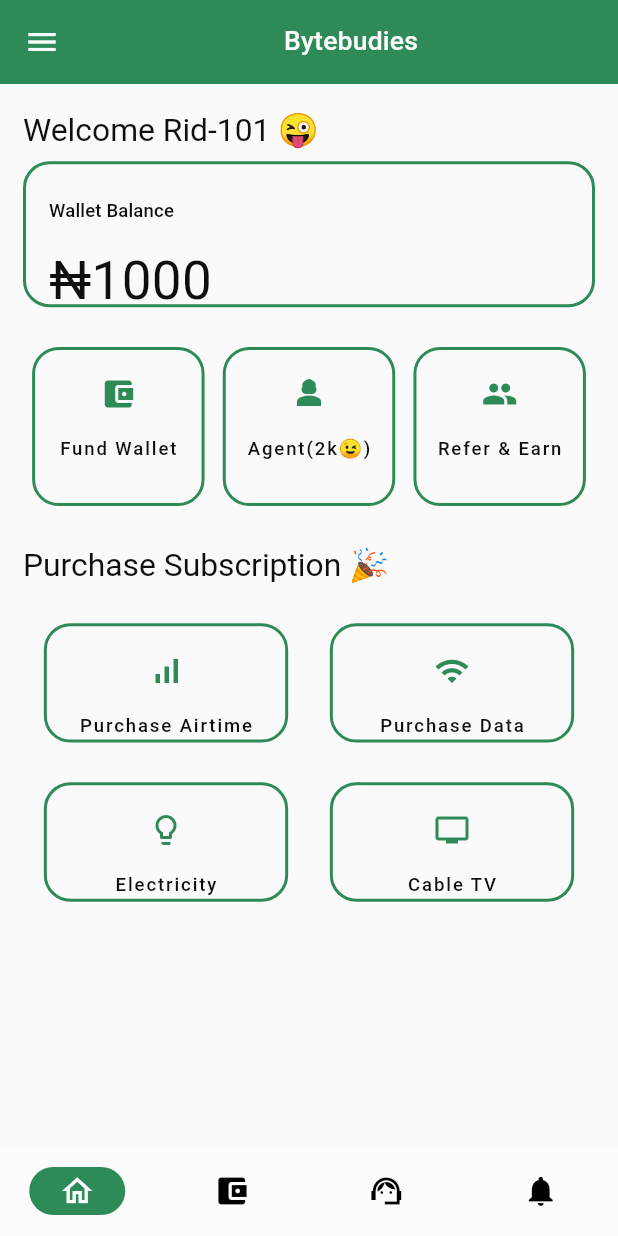
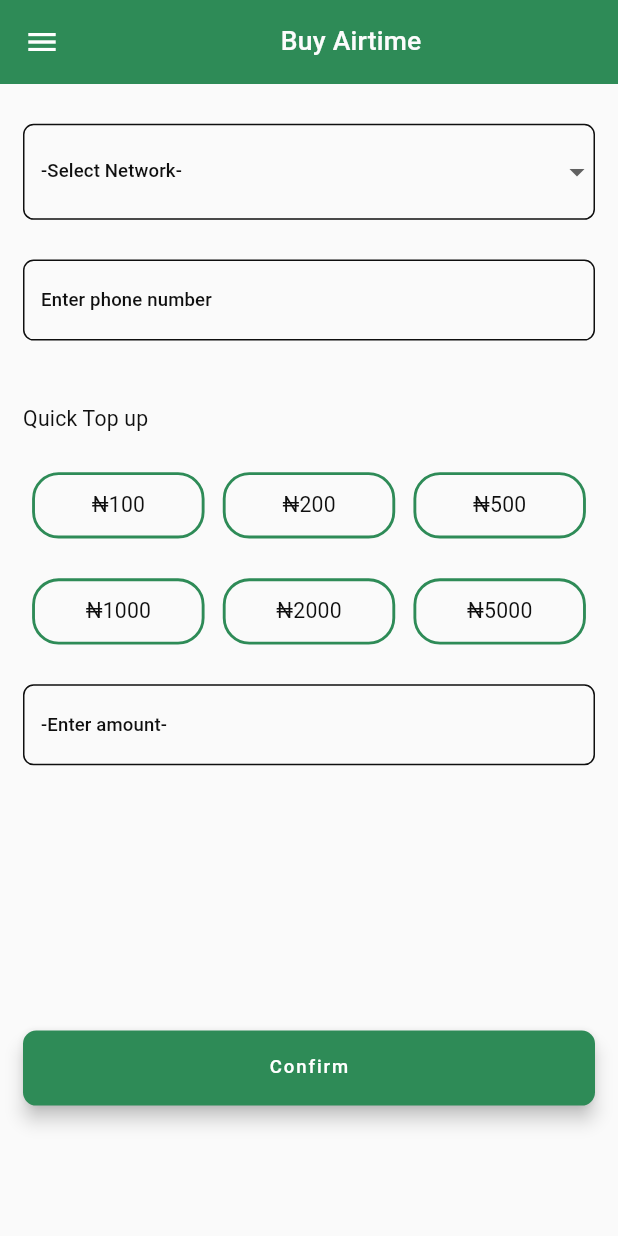
Before and after one commit to ridwan-101/bytebuddies, a Flutter app: the screen it shows after launch, after a tap on "Purchase Airtime", on a phone screen of 412 x 824 dp. Run offline on Flutter 3.47's test engine with Material 2 defaults, Android fonts, the phone set to English and light mode, and no system bars; our stand-ins replace flutter_screenutil.

Commit message:
airtime purchase

```diff
--- /dev/null
+++ b/lib/ui/views/airtime purchase/airtime_purchase_view.dart
@@ -0,0 +1,164 @@
+import 'package:bytebuddies/ui/common/app_colors.dart';
+import 'package:bytebuddies/ui/common/ui_helpers.dart';
+import 'package:bytebuddies/ui/extensions/palette.dart';
+import 'package:bytebuddies/ui/views/airtime%20purchase/widget/quick_topup.dart';
+import 'package:bytebuddies/ui/views/nav%20bar/navbar.dart';
+import 'package:flutter/material.dart';
+import 'package:flutter_screenutil/flutter_screenutil.dart';
+
+class AirtimePurchaseView extends StatefulWidget {
+  const AirtimePurchaseView({super.key});
+
+  @override
+  State<AirtimePurchaseView> createState() => _AirtimePurchaseViewState();
+}
+
+class _AirtimePurchaseViewState extends State<AirtimePurchaseView> {
+  var _value = "-1";
+  @override
+  Widget build(BuildContext context) {
+    ThemeData theme = Theme.of(context);
+    Palette? palette = theme.extension<Palette>();
+    return Scaffold(
+      drawer: const NavBar(),
+      appBar: AppBar(
+        elevation: 0,
+        backgroundColor: AppColors.seaGreen,
+        title: Center(
+          child: Text(
+            'Buy Airtime',
+            style: TextStyle(
+              color: AppColors.white,
+            ),
+          ),
+        ),
+      ),
+      body: SafeArea(
+          child: ListView(
+        padding: EdgeInsets.symmetric(
+          horizontal: sidePadding,
+        ),
+        children: [
+          Column(
+            children: [
+              SizedBox(height: 30.h),
+              DropdownButtonFormField(
+                  borderRadius: BorderRadius.circular(8.r),
+                  decoration: InputDecoration(
+                      enabledBorder: OutlineInputBorder(
+                          borderSide: BorderSide(color: AppColors.black),
+                          borderRadius: BorderRadius.circular(8.r)),
+                      focusedBorder: OutlineInputBorder(
+                          borderSide: BorderSide(color: AppColors.black),
+                          borderRadius: BorderRadius.circular(8.r))),
+                  value: _value,
+                  items: [
+                    DropdownMenuItem(
+                      value: '-1',
+                      child: Text(
+                        '-Select Network-',
+                        style: theme.textTheme.titleSmall?.copyWith(
+                          color: AppColors.black,
+                        ),
+                      ),
+                    ),
+                    DropdownMenuItem(
+                      value: '-2',
+                      child: Text(
+                        'MTN',
+                        style: theme.textTheme.titleSmall?.copyWith(
+                          color: AppColors.black,
+                        ),
+                      ),
+                    ),
+                    DropdownMenuItem(
+                      value: '-3',
+                      child: Text(
+                        'AIRTEL',
+                        style: theme.textTheme.titleSmall?.copyWith(
+                          color: AppColors.black,
+                        ),
+                      ),
+                    ),
+                    DropdownMenuItem(
+                      value: '-4',
+                      child: Text(
+                        '9MOBILE',
+                        style: theme.textTheme.titleSmall?.copyWith(
+                          color: AppColors.black,
+                        ),
+                      ),
+                    ),
+                    DropdownMenuItem(
+                      value: '-5',
+                      child: Text(
+                        'GLO',
+                        style: theme.textTheme.titleSmall?.copyWith(
+                          color: AppColors.black,
+                        ),
+                      ),
+                    ),
+                  ],
+                  onChanged: (V) {}),
+              SizedBox(height: 30.h),
+              TextFormField(
+                  decoration: InputDecoration(
+                      labelText: 'Enter phone number',
+                      labelStyle: TextStyle(color: AppColors.black),
+                      enabledBorder: OutlineInputBorder(
+                          borderSide: BorderSide(color: AppColors.black),
+                          borderRadius: BorderRadius.circular(8.r)),
+                      focusedBorder: OutlineInputBorder(
+                          borderSide: BorderSide(color: AppColors.black),
+                          borderRadius: BorderRadius.circular(8.r))),
+                  style: theme.textTheme.titleSmall?.copyWith(
+                    color: AppColors.black,
+                  )),
+              SizedBox(height: 50.h),
+              Align(
+                alignment: Alignment.centerLeft,
+                child: Text(
+                  "Quick Top up",
+                  style: theme.textTheme.titleMedium?.copyWith(
+                    color: AppColors.black,
+                  ),
+                ),
+              ),
+              SizedBox(height: 30.h),
+              const QuickTopupUi(),
+              SizedBox(height: 30.h),
+              TextFormField(
+                  decoration: InputDecoration(
+                      labelText: '-Enter amount-',
+                      labelStyle: TextStyle(color: AppColors.black),
+                      enabledBorder: OutlineInputBorder(
+                          borderSide: BorderSide(color: AppColors.black),
+                          borderRadius: BorderRadius.circular(8.r)),
+                      focusedBorder: OutlineInputBorder(
+                          borderSide: BorderSide(color: AppColors.black),
+                          borderRadius: BorderRadius.circular(8.r))),
+                  style: theme.textTheme.titleSmall?.copyWith(
+                    color: AppColors.black,
+                  )),
+            ],
+          ),
+          SizedBox(height: 200.h),
+          ElevatedButton(
+            onPressed: () {
+              // Add your button onPressed logic here
+            },
+            style: ElevatedButton.styleFrom(
+              elevation: 5,
+              backgroundColor: AppColors.seaGreen,
+              shape: RoundedRectangleBorder(
+                borderRadius: BorderRadius.circular(10.r),
+              ),
+              minimumSize: const Size(150, 50),
+            ),
+            child: const Text('Confirm'),
+          )
+        ],
+      )),
+    );
+  }
+}
--- /dev/null
+++ b/lib/ui/views/airtime purchase/widget/quick_topup.dart
@@ -0,0 +1,165 @@
+import 'package:bytebuddies/ui/common/app_colors.dart';
+import 'package:bytebuddies/ui/views/airtime%20purchase/airtime_purchase_view.dart';
+import 'package:flutter/material.dart';
+import 'package:flutter_screenutil/flutter_screenutil.dart';
+
+class QuickTopupUi extends StatefulWidget {
+  const QuickTopupUi({super.key});
+
+  @override
+  State<QuickTopupUi> createState() => _QuickTopupUiState();
+}
+
+class _QuickTopupUiState extends State<QuickTopupUi> {
+  @override
+  Widget build(BuildContext context) {
+    ThemeData theme = Theme.of(context);
+    return Column(
+      children: [
+        Row(
+          mainAxisAlignment: MainAxisAlignment.spaceAround,
+          children: [
+            InkWell(
+              onTap: () {},
+              child: Container(
+                height: 50.h,
+                width: 120.w,
+                decoration: BoxDecoration(
+                  borderRadius: BorderRadius.circular(20.r),
+                  border: Border.all(
+                    color: AppColors.seaGreen,
+                    width: 2.0.w,
+                  ),
+                ),
+                child: Center(
+                  child: Text(
+                    "₦${100}",
+                    style: theme.textTheme.titleMedium?.copyWith(
+                      color: AppColors.black,
+                    ),
+                  ),
+                ),
+              ),
+            ),
+            InkWell(
+              onTap: () {},
+              child: Container(
+                height: 50.h,
+                width: 120.w,
+                decoration: BoxDecoration(
+                  borderRadius: BorderRadius.circular(20.r),
+                  border: Border.all(
+                    color: AppColors.seaGreen,
+                    width: 2.0.w,
+                  ),
+                ),
+                child: Center(
+                  child: Text(
+                    "₦${200}",
+                    style: theme.textTheme.titleMedium?.copyWith(
+                      color: AppColors.black,
+                    ),
+                  ),
+                ),
+              ),
+            ),
+            InkWell(
+              onTap: () {},
+              child: Container(
+                height: 50.h,
+                width: 120.w,
+                decoration: BoxDecoration(
+                  borderRadius: BorderRadius.circular(20.r),
+                  border: Border.all(
+                    color: AppColors.seaGreen,
+                    width: 2.0.w,
+                  ),
+                ),
+                child: Center(
+                  child: Text(
+                    "₦${500}",
+                    style: theme.textTheme.titleMedium?.copyWith(
+                      color: AppColors.black,
+                    ),
+                  ),
+                ),
+              ),
+            ),
+          ],
+        ),
+        SizedBox(height: 30.h),
+        Row(
+          mainAxisAlignment: MainAxisAlignment.spaceAround,
+          children: [
+            InkWell(
+              onTap: () {},
+              child: Container(
+                height: 50.h,
+                width: 120.w,
+                decoration: BoxDecoration(
+                  borderRadius: BorderRadius.circular(20.r),
+                  border: Border.all(
+                    color: AppColors.seaGreen,
+                    width: 2.0.w,
+                  ),
+                ),
+                child: Center(
+                  child: Text(
+                    "₦${1000}",
+                    style: theme.textTheme.titleMedium?.copyWith(
+                      color: AppColors.black,
+                    ),
+                  ),
+                ),
+              ),
+            ),
+            InkWell(
+              onTap: () {},
+              child: Container(
+                height: 50.h,
+                width: 120.w,
+                decoration: BoxDecoration(
+                  borderRadius: BorderRadius.circular(20.r),
+                  border: Border.all(
+                    color: AppColors.seaGreen,
+                    width: 2.0.w,
+                  ),
+                ),
+                child: Center(
+                  child: Text(
+                    "₦${2000}",
+                    style: theme.textTheme.titleMedium?.copyWith(
+                      color: AppColors.black,
+                    ),
+                  ),
+                ),
+              ),
+            ),
+            InkWell(
+              onTap: () {},
+              child: Container(
+                height: 50.h,
+                width: 120.w,
+                decoration: BoxDecoration(
+                  borderRadius: BorderRadius.circular(20.r),
+                  border: Border.all(
+                    color: AppColors.seaGreen,
+                    width: 2.0.w,
+                  ),
+                ),
+                child: Center(
+                  child: Text(
+                    "₦${5000}",
+                    style: theme.textTheme.titleMedium?.copyWith(
+                      color: AppColors.black,
+                    ),
+                  ),
+                ),
+              ),
+            ),
+          ],
+        ),
+      ],
+    );
+  }
+}
--- a/lib/ui/views/bottom_navigator/bottom_navigator_view.dart
+++ b/lib/ui/views/bottom_navigator/bottom_navigator_view.dart
@@ -1,4 +1,5 @@
 import 'package:bytebuddies/ui/common/app_colors.dart';
+import 'package:bytebuddies/ui/views/fund%20wallet/fundwallet_view.dart';
 import 'package:bytebuddies/ui/views/home/home_view.dart';
 import 'package:bytebuddies/ui/views/home/home_viewmodel.dart';
 import 'package:flutter/material.dart';
@@ -14,7 +15,7 @@ class _BottomBarMenuState extends State<BottomBarMenu> {
   int index = 0;
   final Screens = [
     const HomeView(),
-    const Wallet(),
+    const FundWalletView(),
     const Chatbot(),
     const Notifier()
   ];
--- a/lib/ui/views/data purchase/mtn_ui.dart
+++ /dev/null
@@ -1,19 +0,0 @@
-import 'package:flutter/material.dart';
-
-class MtnDataPurchaseUi extends StatefulWidget {
-  const MtnDataPurchaseUi({super.key});
-
-  @override
-  State<MtnDataPurchaseUi> createState() => _MtnDataPurchaseUiState();
-}
-
-class _MtnDataPurchaseUiState extends State<MtnDataPurchaseUi> {
-  @override
-  Widget build(BuildContext context) {
-    return Column (
-      children: [
-
-      ],
-    );
-  }
-}
--- /dev/null
+++ b/lib/ui/views/fund wallet/fundwallet_view.dart
@@ -0,0 +1,46 @@
+import 'package:bytebuddies/ui/common/app_colors.dart';
+import 'package:bytebuddies/ui/common/ui_helpers.dart';
+import 'package:flutter/material.dart';
+
+class FundWalletView extends StatefulWidget {
+  const FundWalletView({super.key});
+
+  @override
+  State<FundWalletView> createState() => _FundWalletViewState();
+}
+
+class _FundWalletViewState extends State<FundWalletView> {
+  @override
+  Widget build(BuildContext context) {
+    return Scaffold(
+      appBar: AppBar(
+        elevation: 0,
+        backgroundColor: AppColors.seaGreen,
+        leading: const Icon(Icons.arrow_circle_left_outlined),
+        title: Center(
+          child: Text(
+            'Fund wallet',
+            style: TextStyle(
+              color: AppColors.white,
+            ),
+          ),
+        ),
+      ),
+      body: SafeArea(
+          child: ListView(
+        padding: EdgeInsets.symmetric(
+          horizontal: sidePadding,
+        ),
+        children: [
+          Column(
+            children: [
+              ListTile(
+                leading: Image.asset("name"),
+              )
+            ],
+          )
+        ],
+      )),
+    );
+  }
+}
--- a/lib/ui/views/home/home_view.dart
+++ b/lib/ui/views/home/home_view.dart
@@ -61,7 +61,7 @@ class _HomeViewState extends State<HomeView> {
               borderRadius: BorderRadius.circular(20.r),
               border: Border.all(
                 color: AppColors.seaGreen,
-                width: 2.0,
+                width: 2.0.w,
               ),
             ),
             child: Column(
@@ -93,7 +93,7 @@ class _HomeViewState extends State<HomeView> {
           SizedBox(height: 30.h),
 
           Text(
-            "Purchase Subscription 🎉",
+            "Purchase cheap subscription 🎉",
             style: theme.textTheme.headlineSmall?.copyWith(
               color: AppColors.black,
             ),
--- a/lib/ui/views/home/home_viewmodel.dart
+++ b/lib/ui/views/home/home_viewmodel.dart
@@ -1,13 +1,5 @@
 import 'package:flutter/material.dart';
 
-class Wallet extends StatelessWidget {
-  const Wallet({super.key});
-
-  @override
-  Widget build(BuildContext context) {
-    return const Placeholder();
-  }
-}
 
 class Chatbot extends StatelessWidget {
   const Chatbot({super.key});
--- a/lib/ui/views/home/widget/data_purchase.dart
+++ b/lib/ui/views/home/widget/data_purchase.dart
@@ -1,4 +1,5 @@
 import 'package:bytebuddies/ui/common/app_colors.dart';
+import 'package:bytebuddies/ui/views/airtime%20purchase/airtime_purchase_view.dart';
 import 'package:flutter/material.dart';
 import 'package:flutter_screenutil/flutter_screenutil.dart';
 
@@ -20,7 +21,11 @@ class _DataPurchaseUiState extends State<DataPurchaseUi> {
           children: [
             InkWell(
               onTap: () {
-                print("Purchase Airtime clicked");
+                Navigator.push(
+                  context,
+                  MaterialPageRoute(
+                      builder: (context) => AirtimePurchaseView()),
+                );
               },
               child: Container(
                 height: 90.h,
@@ -29,7 +34,7 @@ class _DataPurchaseUiState extends State<DataPurchaseUi> {
                   borderRadius: BorderRadius.circular(20.r),
                   border: Border.all(
                     color: AppColors.seaGreen,
-                    width: 2.0,
+                    width: 2.0.w,
                   ),
                 ),
                 child: Center(
@@ -63,7 +68,7 @@ class _DataPurchaseUiState extends State<DataPurchaseUi> {
                   borderRadius: BorderRadius.circular(20.r),
                   border: Border.all(
                     color: AppColors.seaGreen,
-                    width: 2.0,
+                    width: 2.0.w,
                   ),
                 ),
                 child: Center(
@@ -103,7 +108,7 @@ class _DataPurchaseUiState extends State<DataPurchaseUi> {
                   borderRadius: BorderRadius.circular(20.r),
                   border: Border.all(
                     color: AppColors.seaGreen,
-                    width: 2.0,
+                    width: 2.0.w,
                   ),
                 ),
                 child: Center(
@@ -137,7 +142,7 @@ class _DataPurchaseUiState extends State<DataPurchaseUi> {
                   borderRadius: BorderRadius.circular(20.r),
                   border: Border.all(
                     color: AppColors.seaGreen,
-                    width: 2.0,
+                    width: 2.0.w,
                   ),
                 ),
                 child: Center(
--- a/lib/ui/views/home/widget/services_renderd.dart
+++ b/lib/ui/views/home/widget/services_renderd.dart
@@ -29,7 +29,7 @@ class _ServicesRenderdState extends State<ServicesRenderd> {
                   borderRadius: BorderRadius.circular(20.r),
                   border: Border.all(
                     color: AppColors.seaGreen,
-                    width: 2.0,
+                    width: 2.0.w,
                   ),
                 ),
                 child: Center(
@@ -63,7 +63,7 @@ class _ServicesRenderdState extends State<ServicesRenderd> {
                   borderRadius: BorderRadius.circular(20.r),
                   border: Border.all(
                     color: AppColors.seaGreen,
-                    width: 2.0,
+                    width: 2.0.w,
                   ),
                 ),
                 child: Center(
@@ -97,7 +97,7 @@ class _ServicesRenderdState extends State<ServicesRenderd> {
                   borderRadius: BorderRadius.circular(20.r),
                   border: Border.all(
                     color: AppColors.seaGreen,
-                    width: 2.0,
+                    width: 2.0.w,
                   ),
                 ),
                 child: Center(
--- a/lib/ui/views/nav bar/navbar.dart
+++ b/lib/ui/views/nav bar/navbar.dart
@@ -1,4 +1,6 @@
 import 'package:bytebuddies/ui/common/app_colors.dart';
+import 'package:bytebuddies/ui/views/airtime%20purchase/airtime_purchase_view.dart';
+import 'package:bytebuddies/ui/views/bottom_navigator/bottom_navigator_view.dart';
 import 'package:flutter/material.dart';
 
 class NavBar extends StatelessWidget {
@@ -45,8 +47,13 @@ class NavBar extends StatelessWidget {
                   color: AppColors.black,
                 ),
               ),
-            onTap: () => print("Menu home clicked"),
-          ),
+              onTap: () {
+                Navigator.push(
+                  context,
+                  MaterialPageRoute(
+                      builder: (context) => const BottomBarMenu()),
+                );
+              }),
           ListTile(
             leading: Icon(
               Icons.wifi,
@@ -71,7 +78,13 @@ class NavBar extends StatelessWidget {
                 color: AppColors.black,
               ),
             ),
-            onTap: () => print("Menu Purchase Airtime clicked"),
+            onTap: () {
+              Navigator.push(
+                context,
+                MaterialPageRoute(
+                    builder: (context) => const AirtimePurchaseView()),
+              );
+            },
           ),
           ListTile(
             leading: Icon(
--- a/pubspec.yaml
+++ b/pubspec.yaml
@@ -39,6 +39,7 @@ dependencies:
   cupertino_icons: ^1.0.2
   flutter_intl: ^0.0.1
   intl_utils: ^2.8.5
+  intl: ^0.18.1
 
 
 dev_dependencies:
@@ -51,7 +52,6 @@ dev_dependencies:
   # package. See that file for information about deactivating specific lint
   # rules and activating additional ones.
   flutter_lints: ^2.0.0
-  intl: ^0.18.1
 
 # For information on the generic Dart part of this file, see the
 # following page: https://dart.dev/tools/pub/pubspec
```
Also changed, not shown: lib/ui/views/data purchase/datapurchase_view.dart (added), lib/ui/views/data purchase/widget/9mobile_datapurchase.dart (added), lib/ui/views/data purchase/widget/airtel_datapurchase.dart (added), lib/ui/views/data purchase/widget/glo_datapurchase.dart (added), lib/ui/views/data purchase/widget/mtn_datapurchase.dart (added), pubspec.lock. Lines whose indentation alone changed are shown as unchanged.
